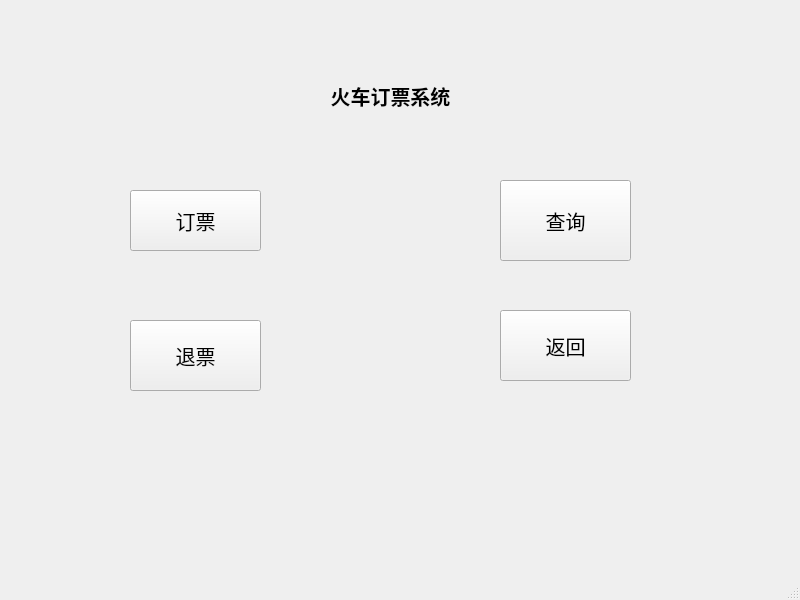
Above: mainwindow.ui from Specialwu-cpu/train_book_system before the change. Below: the same form after it.
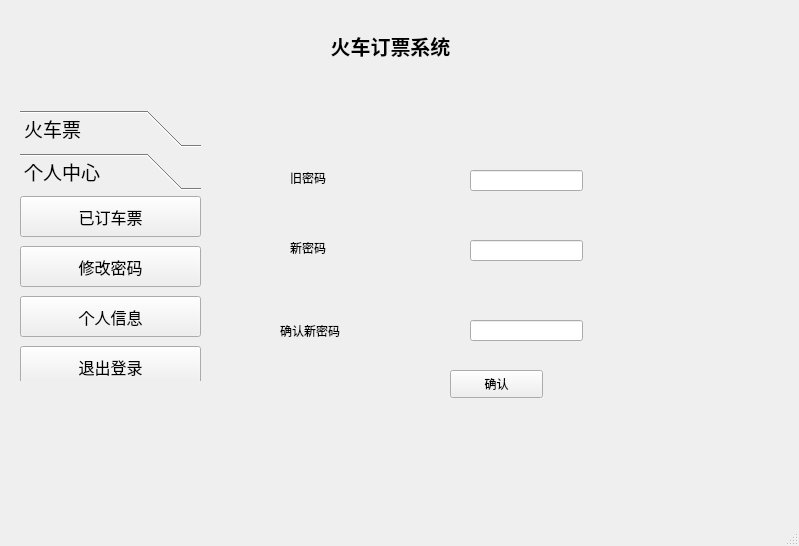
That is the form after the change. The open tabs and pages were chosen to show the change.

Commit message: 完成找回密码界面和逻辑。

The edit to the form file:
```diff
--- a/mainwindow.ui
+++ b/mainwindow.ui
@@ -6,37 +6,19 @@
    <rect>
     <x>0</x>
     <y>0</y>
-    <width>800</width>
-    <height>600</height>
+    <width>799</width>
+    <height>546</height>
    </rect>
   </property>
   <property name="windowTitle">
    <string>MainWindow</string>
   </property>
   <widget class="QWidget" name="centralwidget">
-   <widget class="QPushButton" name="bookButton">
-    <property name="geometry">
-     <rect>
-      <x>130</x>
-      <y>190</y>
-      <width>131</width>
-      <height>61</height>
-     </rect>
-    </property>
-    <property name="font">
-     <font>
-      <pointsize>15</pointsize>
-     </font>
-    </property>
-    <property name="text">
-     <string>订票</string>
-    </property>
-   </widget>
    <widget class="QLabel" name="title">
     <property name="geometry">
      <rect>
       <x>210</x>
-      <y>70</y>
+      <y>20</y>
       <width>361</width>
       <height>51</height>
      </rect>
@@ -58,59 +40,353 @@
      <set>Qt::AlignCenter</set>
     </property>
    </widget>
-   <widget class="QPushButton" name="refundButton">
+   <widget class="QToolBox" name="toolBox">
     <property name="geometry">
      <rect>
-      <x>130</x>
-      <y>320</y>
-      <width>131</width>
-      <height>71</height>
+      <x>20</x>
+      <y>110</y>
+      <width>181</width>
+      <height>271</height>
      </rect>
     </property>
     <property name="font">
      <font>
-      <pointsize>15</pointsize>
+      <family>宋体</family>
+      <pointsize>14</pointsize>
+      <weight>50</weight>
+      <bold>false</bold>
      </font>
     </property>
-    <property name="text">
-     <string>退票</string>
+    <property name="currentIndex">
+     <number>1</number>
     </property>
+    <widget class="QWidget" name="page_1">
+     <property name="geometry">
+      <rect>
+       <x>0</x>
+       <y>0</y>
+       <width>181</width>
+       <height>197</height>
+      </rect>
+     </property>
+     <attribute name="label">
+      <string>火车票</string>
+     </attribute>
+     <widget class="QPushButton" name="bookButton">
+      <property name="geometry">
+       <rect>
+        <x>0</x>
+        <y>0</y>
+        <width>181</width>
+        <height>41</height>
+       </rect>
+      </property>
+      <property name="font">
+       <font>
+        <family>宋体</family>
+        <pointsize>15</pointsize>
+        <weight>50</weight>
+        <bold>false</bold>
+       </font>
+      </property>
+      <property name="text">
+       <string>订票</string>
+      </property>
+     </widget>
+     <widget class="QPushButton" name="refundButton">
+      <property name="geometry">
+       <rect>
+        <x>0</x>
+        <y>50</y>
+        <width>181</width>
+        <height>41</height>
+       </rect>
+      </property>
+      <property name="font">
+       <font>
+        <family>宋体</family>
+        <pointsize>15</pointsize>
+        <weight>50</weight>
+        <bold>false</bold>
+       </font>
+      </property>
+      <property name="text">
+       <string>退票</string>
+      </property>
+     </widget>
+     <widget class="QPushButton" name="searchButton">
+      <property name="geometry">
+       <rect>
+        <x>0</x>
+        <y>100</y>
+        <width>181</width>
+        <height>41</height>
+       </rect>
+      </property>
+      <property name="font">
+       <font>
+        <family>宋体</family>
+        <pointsize>15</pointsize>
+        <weight>50</weight>
+        <bold>false</bold>
+       </font>
+      </property>
+      <property name="text">
+       <string>查询</string>
+      </property>
+     </widget>
+    </widget>
+    <widget class="QWidget" name="page_2">
+     <property name="geometry">
+      <rect>
+       <x>0</x>
+       <y>0</y>
+       <width>181</width>
+       <height>197</height>
+      </rect>
+     </property>
+     <property name="font">
+      <font>
+       <family>宋体</family>
+       <pointsize>12</pointsize>
+       <weight>50</weight>
+       <bold>false</bold>
+      </font>
+     </property>
+     <attribute name="label">
+      <string>个人中心</string>
+     </attribute>
+     <widget class="QPushButton" name="passwordButton">
+      <property name="geometry">
+       <rect>
+        <x>0</x>
+        <y>50</y>
+        <width>181</width>
+        <height>41</height>
+       </rect>
+      </property>
+      <property name="font">
+       <font>
+        <family>宋体</family>
+        <pointsize>12</pointsize>
+        <weight>50</weight>
+        <bold>false</bold>
+       </font>
+      </property>
+      <property name="text">
+       <string>修改密码</string>
+      </property>
+     </widget>
+     <widget class="QPushButton" name="backButton">
+      <property name="geometry">
+       <rect>
+        <x>0</x>
+        <y>150</y>
+        <width>181</width>
+        <height>41</height>
+       </rect>
+      </property>
+      <property name="font">
+       <font>
+        <family>宋体</family>
+        <pointsize>12</pointsize>
+        <weight>50</weight>
+        <bold>false</bold>
+       </font>
+      </property>
+      <property name="text">
+       <string>退出登录</string>
+      </property>
+     </widget>
+     <widget class="QPushButton" name="ticketsButton">
+      <property name="geometry">
+       <rect>
+        <x>0</x>
+        <y>0</y>
+        <width>181</width>
+        <height>41</height>
+       </rect>
+      </property>
+      <property name="font">
+       <font>
+        <family>宋体</family>
+        <pointsize>12</pointsize>
+        <weight>50</weight>
+        <bold>false</bold>
+       </font>
+      </property>
+      <property name="text">
+       <string>已订车票</string>
+      </property>
+     </widget>
+     <widget class="QPushButton" name="userInfoButton">
+      <property name="geometry">
+       <rect>
+        <x>0</x>
+        <y>100</y>
+        <width>181</width>
+        <height>41</height>
+       </rect>
+      </property>
+      <property name="text">
+       <string>个人信息</string>
+      </property>
+     </widget>
+    </widget>
    </widget>
-   <widget class="QPushButton" name="searchButton">
+   <widget class="QStackedWidget" name="stackedWidget">
     <property name="geometry">
      <rect>
-      <x>500</x>
-      <y>180</y>
-      <width>131</width>
-      <height>81</height>
+      <x>240</x>
+      <y>130</y>
+      <width>491</width>
+      <height>301</height>
      </rect>
     </property>
-    <property name="font">
-     <font>
-      <pointsize>15</pointsize>
-     </font>
+    <property name="currentIndex">
+     <number>1</number>
     </property>
-    <property name="text">
-     <string>查询</string>
-    </property>
-   </widget>
-   <widget class="QPushButton" name="backButton">
-    <property name="geometry">
-     <rect>
-      <x>500</x>
-      <y>310</y>
-      <width>131</width>
-      <height>71</height>
-     </rect>
-    </property>
-    <property name="font">
-     <font>
-      <pointsize>15</pointsize>
-     </font>
-    </property>
-    <property name="text">
-     <string>返回</string>
-    </property>
+    <widget class="QWidget" name="passwordPage">
+     <widget class="QLabel" name="oldPasswordLabel">
+      <property name="geometry">
+       <rect>
+        <x>50</x>
+        <y>40</y>
+        <width>72</width>
+        <height>15</height>
+       </rect>
+      </property>
+      <property name="text">
+       <string>旧密码</string>
+      </property>
+     </widget>
+     <widget class="QLabel" name="newPasswordLabel">
+      <property name="geometry">
+       <rect>
+        <x>50</x>
+        <y>110</y>
+        <width>72</width>
+        <height>15</height>
+       </rect>
+      </property>
+      <property name="text">
+       <string>新密码</string>
+      </property>
+     </widget>
+     <widget class="QLabel" name="confirmPasswordLabel">
+      <property name="geometry">
+       <rect>
+        <x>40</x>
+        <y>190</y>
+        <width>81</width>
+        <height>21</height>
+       </rect>
+      </property>
+      <property name="text">
+       <string>确认新密码</string>
+      </property>
+     </widget>
+     <widget class="QPushButton" name="doPasswordButton">
+      <property name="geometry">
+       <rect>
+        <x>210</x>
+        <y>240</y>
+        <width>93</width>
+        <height>28</height>
+       </rect>
+      </property>
+      <property name="text">
+       <string>确认</string>
+      </property>
+     </widget>
+     <widget class="QLineEdit" name="oldPassowrd">
+      <property name="geometry">
+       <rect>
+        <x>230</x>
+        <y>40</y>
+        <width>113</width>
+        <height>21</height>
+       </rect>
+      </property>
+     </widget>
+     <widget class="QLineEdit" name="newPassword1">
+      <property name="geometry">
+       <rect>
+        <x>230</x>
+        <y>110</y>
+        <width>113</width>
+        <height>21</height>
+       </rect>
+      </property>
+     </widget>
+     <widget class="QLineEdit" name="newPassword2">
+      <property name="geometry">
+       <rect>
+        <x>230</x>
+        <y>190</y>
+        <width>113</width>
+        <height>21</height>
+       </rect>
+      </property>
+     </widget>
+    </widget>
+    <widget class="QWidget" name="userInfoPage">
+     <widget class="QLabel" name="label">
+      <property name="geometry">
+       <rect>
+        <x>50</x>
+        <y>70</y>
+        <width>72</width>
+        <height>15</height>
+       </rect>
+      </property>
+      <property name="text">
+       <string>用户名：</string>
+      </property>
+     </widget>
+     <widget class="QLabel" name="label_2">
+      <property name="geometry">
+       <rect>
+        <x>50</x>
+        <y>180</y>
+        <width>72</width>
+        <height>15</height>
+       </rect>
+      </property>
+      <property name="text">
+       <string>邮箱：</string>
+      </property>
+     </widget>
+     <widget class="QPushButton" name="pushButton">
+      <property name="geometry">
+       <rect>
+        <x>300</x>
+        <y>200</y>
+        <width>93</width>
+        <height>28</height>
+       </rect>
+      </property>
+      <property name="text">
+       <string>更改头像</string>
+      </property>
+     </widget>
+     <widget class="QLabel" name="label_3">
+      <property name="geometry">
+       <rect>
+        <x>290</x>
+        <y>40</y>
+        <width>141</width>
+        <height>141</height>
+       </rect>
+      </property>
+      <property name="text">
+       <string>头像</string>
+      </property>
+      <property name="alignment">
+       <set>Qt::AlignCenter</set>
+      </property>
+     </widget>
+    </widget>
    </widget>
   </widget>
   <widget class="QMenuBar" name="menubar">
@@ -118,7 +394,7 @@
     <rect>
      <x>0</x>
      <y>0</y>
-     <width>800</width>
+     <width>799</width>
      <height>26</height>
     </rect>
    </property>
```
The commit also changes 18 other files.
